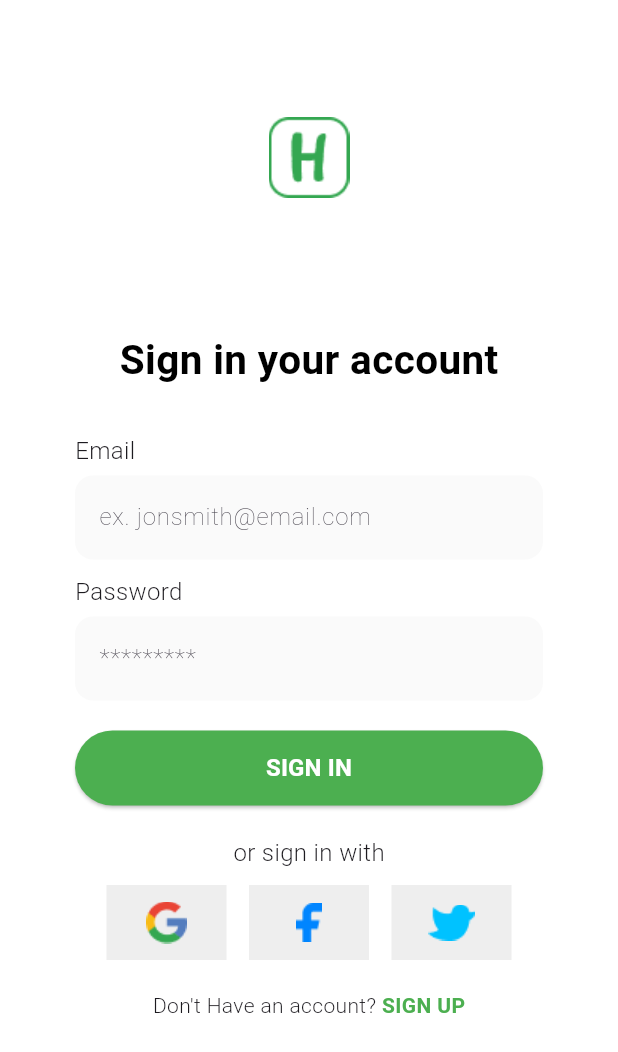
After one commit to ShowmikDebnath/authentication_ui, a Flutter app: the LoginScreen screen opened directly, on a phone screen of 412 x 824 dp. The commit adds this screen. Shown: the top 1052 px of the screen. Run offline on Flutter 3.47's test engine with Material 3 defaults, Android fonts, the phone set to English and light mode, and no system bars; our stand-ins replace get.

Commit message:
Login screen's UI done

```diff
--- a/lib/controllers/auth_controller.dart
+++ b/lib/controllers/auth_controller.dart
@@ -5,7 +5,7 @@ class AuthController extends GetxController{
   var isEmailOkay = true.obs;
   var isPasswordOkay = true.obs;
   var isConfirmPassOkay = true.obs;
-  var isTermsAccepted = true.obs;
+  var isTermsAccepted = false.obs;
 
   final nameController = TextEditingController();
   final emailController = TextEditingController();
@@ -96,6 +96,7 @@ class AuthController extends GetxController{
       confPassController.clear();
 
 
+
       Get.snackbar(
         "Success", "Sign Up Sucessfully",
         colorText: Colors.white,
--- /dev/null
+++ b/lib/views/LogIn_screen.dart
@@ -0,0 +1,200 @@
+import 'package:authentication_ui/views/SignUp_screen.dart';
+import 'package:flutter/material.dart';
+import 'package:get/get.dart';
+
+import '../controllers/auth_controller.dart';
+
+class LoginScreen extends StatelessWidget {
+  const LoginScreen({super.key});
+
+  @override
+  Widget build(BuildContext context) {
+    final AuthController authcontroller = Get.put(AuthController());
+
+      return Scaffold(
+        backgroundColor: Colors.white,
+        body: Padding(
+          padding: const EdgeInsets.only(top: 30, left: 30, right: 30, bottom: 20),
+          child: SingleChildScrollView(
+            child: Column(
+              children: [
+
+                Image.asset(
+                  "Assets/logo2.png",
+                  height: 150, // Increased from 100 to 150
+                  width: 150,
+                ),
+
+
+                Padding(
+                  padding: const EdgeInsets.symmetric(horizontal: 20.0, vertical: 40),
+                  child: Column(
+                    children: [
+                      Text(
+                        "Sign in your account",
+                        style: TextStyle(
+                          color: Colors.black,
+                          fontSize: 27,
+                          fontWeight: FontWeight.bold,
+                        ),
+                      ),
+
+                      SizedBox(height: 30,),
+
+                      Column(
+                        crossAxisAlignment: CrossAxisAlignment.stretch,
+                        children: [
+
+                          // Email
+                          Text(
+                            "Email",
+                            style: TextStyle(
+                              fontSize: 16,
+                              fontWeight: FontWeight.w300,
+                            ),
+                          ),
+                          SizedBox(height: 5,),
+                          Obx (() => TextField(
+                            controller: authcontroller.emailController,
+                            decoration: InputDecoration(
+                                hintText: "ex. jonsmith@email.com",
+                                hintStyle: TextStyle(
+                                  fontSize: 16,
+                                  fontWeight: FontWeight.w200,
+                                ),
+
+                                errorText: authcontroller.isEmailOkay.value
+                                    ? null : "Enter a valid email!",
+                                filled: true,
+                                fillColor: Colors.grey.shade50,
+                                border: OutlineInputBorder(
+                                  borderRadius: BorderRadius.circular(12),
+                                  borderSide: BorderSide.none,
+                                ),
+                                focusedBorder: OutlineInputBorder(
+                                  borderRadius: BorderRadius.circular(12),
+                                  borderSide: BorderSide.none,
+                                )
+                            ),
+                            keyboardType: TextInputType.emailAddress,
+
+                          )),
+
+                          SizedBox(height: 10,),
+                          // Password
+                          Text(
+                            "Password",
+                            style: TextStyle(
+                              fontSize: 16,
+                              fontWeight: FontWeight.w300,
+                            ),
+                          ),
+                          SizedBox(height: 5,),
+
+                          Obx (() => TextField(
+                            controller: authcontroller.passController,
+                            decoration: InputDecoration(
+                                hintText: "*********",
+                                hintStyle: TextStyle(
+                                  fontSize: 16,
+                                  fontWeight: FontWeight.w200,
+                                ),
+                                errorText: authcontroller.isPasswordOkay.value
+                                    ? null : "Password must be at least 6 characters!",
+                                filled: true,
+                                fillColor: Colors.grey.shade50,
+                                border: OutlineInputBorder(
+                                  borderRadius: BorderRadius.circular(12),
+                                  borderSide: BorderSide.none,
+                                ),
+                                focusedBorder: OutlineInputBorder(
+                                  borderRadius: BorderRadius.circular(12),
+                                  borderSide: BorderSide.none,
+                                )
+                            ),
+                            obscureText: true,
+
+                          )),
+                          SizedBox(height: 20,),
+
+
+
+
+
+                          SizedBox(
+                            width: double.infinity,
+                            height: 50,
+                            child: ElevatedButton(
+                              style: ElevatedButton.styleFrom(backgroundColor: Colors.green),
+                              onPressed: () => authcontroller.Login(),
+                              child: Text("SIGN IN", style: TextStyle(color: Colors.white, fontSize: 16, fontWeight: FontWeight.bold)),
+                            ),
+                          ),
+
+                          SizedBox(height: 20),
+                          Center(child: Text(
+                            "or sign in with",
+                            style: TextStyle(
+                              fontSize: 16,
+                              fontWeight: FontWeight.w300,
+                            ),
+                          )),
+                          SizedBox(height: 10),
+
+                          Row(
+                            mainAxisAlignment: MainAxisAlignment.center,
+                            children: [
+                              _buildSocialButton("Assets/google.png"),
+                              SizedBox(width: 15),
+                              _buildSocialButton("Assets/facebook.png"),
+                              SizedBox(width: 15),
+                              _buildSocialButton("Assets/twitter.png"),
+                            ],
+                          ),
+
+
+                          SizedBox(height: 20),
+                          Center(
+                            child: Row(
+                              mainAxisAlignment: MainAxisAlignment.center,
+                              children: [
+                                Text(
+                                  "Don't Have an account?",
+                                  style: TextStyle(
+                                      fontWeight: FontWeight.w300
+                                  ),
+
+                                ),
+                                GestureDetector(
+                                  onTap: () => Get.to(() => SignupScreen()),
+                                  child: Text(" SIGN UP", style: TextStyle(color: Colors.green, fontWeight: FontWeight.bold)),
+                                ),
+                              ],
+                            ),
+                          ),
+
+                        ],
+                      ),
+
+                    ],
+                  ),
+                )
+              ],
+            ),
+          ),
+        ),
+      );
+    }
+
+    Widget _buildSocialButton(String assetPath) {
+      return Container(
+        height: 50,
+        width: 80,
+        color: Colors.grey.shade200,
+        child: GestureDetector(
+          onTap: () => Get.snackbar("Info", "Social login clicked"),
+          child: Image.asset(assetPath, width: 40, height: 40),
+        ),
+      );
+    }
+}
--- a/lib/views/SignUp_screen.dart
+++ b/lib/views/SignUp_screen.dart
@@ -1,4 +1,5 @@
 import 'package:authentication_ui/controllers/auth_controller.dart';
+import 'package:authentication_ui/views/LogIn_screen.dart';
 import 'package:flutter/material.dart';
 import 'package:flutter/rendering.dart';
 import 'package:get/get.dart';
@@ -264,7 +265,7 @@ class SignupScreen extends StatelessWidget {
 
                               ),
                               GestureDetector(
-                                onTap: () => Get.toNamed("/signin"),
+                                onTap: () => Get.to(() => LoginScreen()),
                                 child: Text(" SIGN IN", style: TextStyle(color: Colors.green, fontWeight: FontWeight.bold)),
                               ),
                             ],
```
Also changed, not shown: Assets/logo2.png (added).
